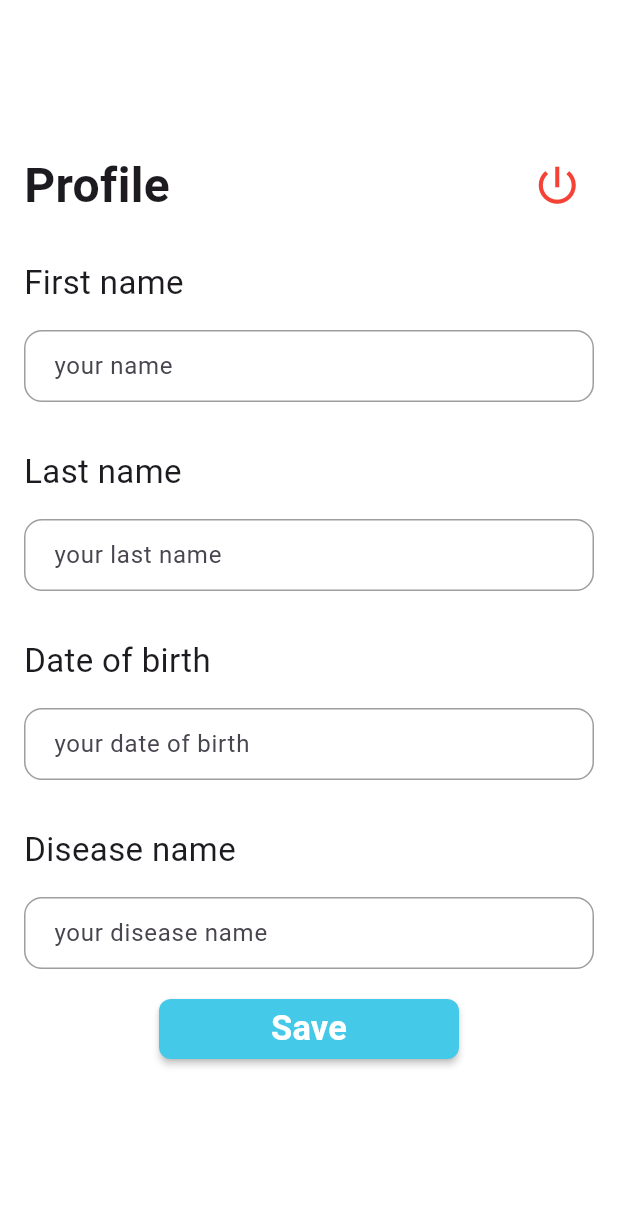
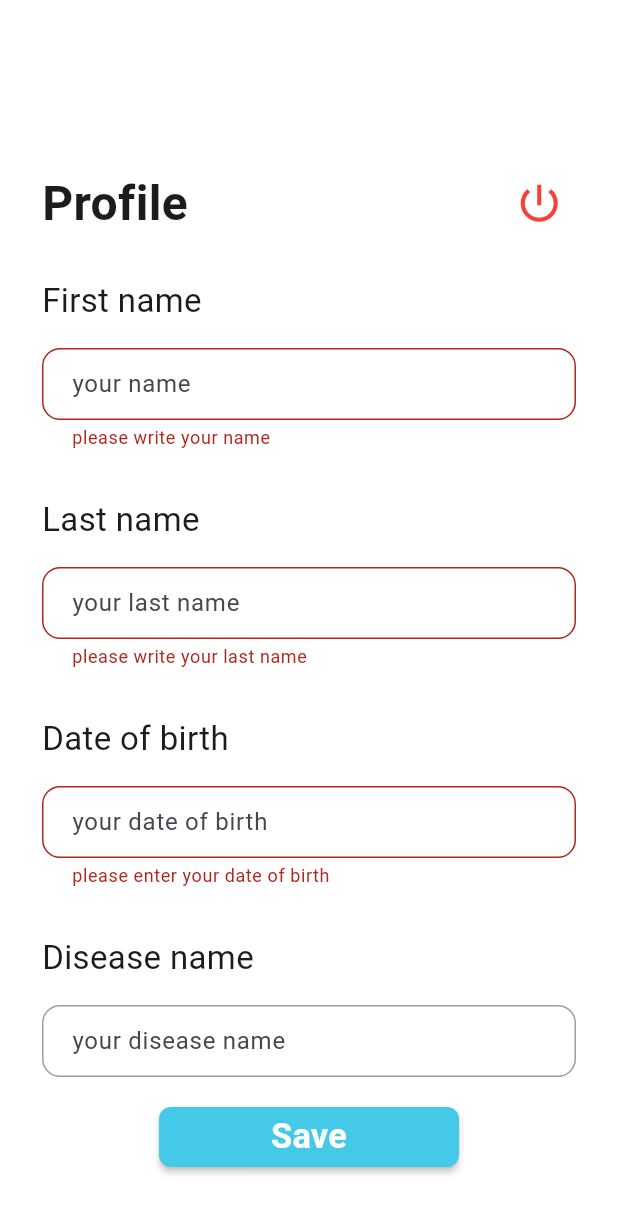
Before and after one commit to Brayteh/dr-time, a Flutter app: the ProfilePage screen opened directly, after a tap on "Save", on a phone screen of 412 x 824 dp. Shown: the top 1214 px of the screen. Run offline on Flutter 3.47's test engine with Material 3 defaults, Android fonts, the phone set to English and light mode, and no system bars; our stand-ins replace image_picker.

Commit message:
profilePage: Input_Validation

```diff
--- a/dr_time/lib/screens/ProfilePage.dart
+++ b/dr_time/lib/screens/ProfilePage.dart
@@ -1,14 +1,49 @@
 import 'package:dr_time/screens/sign_in_screen.dart';
 import 'package:flutter/material.dart';
+import 'package:flutter/services.dart';
 
-class ProfilePage extends StatelessWidget {
+class ProfilePage extends StatefulWidget {
   const ProfilePage({super.key});
+
+  @override
+  State<ProfilePage> createState() => _ProfilePageState();
+}
+
+class _ProfilePageState extends State<ProfilePage> {
+
+  final _formKey = GlobalKey<FormState>();
+  final _fNameCtrl = TextEditingController();
+  final _lNameCtrl = TextEditingController();
+  final _dbirthCtrl = TextEditingController();
+
+    @override
+    void dispose(){
+      _fNameCtrl.dispose();
+      _lNameCtrl.dispose();
+      _dbirthCtrl.dispose();
+      super.dispose();
+    }
+
+  void _submit() {
+    if (_formKey.currentState!.validate()) {
+      ScaffoldMessenger.of(context).showSnackBar(
+        SnackBar(
+          content: Text(
+            "Done!",
+          ),
+        ),
+      );
+    }
+  }
+
 
   @override
   Widget build(BuildContext context) {
     return  Scaffold(
-      body: Column(
-        crossAxisAlignment: CrossAxisAlignment.start,
+      body: Form(
+        key: _formKey,
+        child: ListView(
+          padding: const EdgeInsets.all(12),
           children: [
             SizedBox(height: 99,),
             Row(
@@ -31,8 +66,16 @@ class ProfilePage extends StatelessWidget {
               padding: const EdgeInsets.only(left: 16),
               child: Text("First name",style: TextStyle(fontSize: 22),), // first name
             ),
-          Padding(padding: EdgeInsets.all(16),   //Border
-          child: TextField( keyboardType: TextInputType.name,
+            Padding(padding: EdgeInsets.all(16),
+              //Border
+            child: TextFormField(
+              validator: (value){
+                final v = value?.trim() ?? "";
+                if (v.isEmpty) return "please write your name";
+                if (v.length < 3) return "please write a valid name";
+                return null;
+              },
+               keyboardType: TextInputType.name,
               decoration: InputDecoration(
                 hintText: "your name",
               ),
@@ -43,7 +86,14 @@ class ProfilePage extends StatelessWidget {
             child: Text("Last name",style: TextStyle(fontSize: 22),),  //last name
             ),
                Padding(padding: EdgeInsets.all(16),   //Border
-          child: TextField( keyboardType: TextInputType.name,
+            child: TextFormField(
+              validator: (value){
+                final v = value?.trim() ?? "";
+                if (v.isEmpty) return "please write your last name";
+                if (v.length < 3) return "please write a valid last name";
+                return null;
+              },
+               keyboardType: TextInputType.name,
               decoration: InputDecoration(
                 hintText: "your last name",
               ),
@@ -54,8 +104,15 @@ class ProfilePage extends StatelessWidget {
             child: Text("Date of birth",style: TextStyle(fontSize: 22),),   //date of birth
             ),
             Padding(padding: EdgeInsets.all(16),
-          child: TextField(
-            keyboardType: TextInputType.datetime,
+            child: TextFormField(
+              validator: (value) {
+                final v = value?.trim() ?? "";
+                if (v.isEmpty) return "please enter your date of birth";
+                if (!RegExp(r'^\d{2}\.\d{2}\.\d{4}$').hasMatch(v)) return "the form must be dd.mm.yyyy";
+                return null;
+              },
+              keyboardType: TextInputType.text,
+              inputFormatters: [FilteringTextInputFormatter.allow(RegExp(r'[0-9.]')),],
               decoration: InputDecoration(
                 hintText: "your date of birth",
               ),
@@ -77,7 +134,7 @@ class ProfilePage extends StatelessWidget {
                 width: 200, // العرض المطلوب
                 child: ElevatedButton(
                 style: ElevatedButton.styleFrom(elevation: 2,backgroundColor: const Color.fromARGB(255, 68, 202, 232)),
-              onPressed: () {},
+                onPressed: _submit,
                 child:
                    Text("Save",style:TextStyle(fontSize: 23,fontWeight: FontWeight.bold, color: Colors.white),),
             ),
@@ -85,6 +142,7 @@ class ProfilePage extends StatelessWidget {
           ),
           ],
         ),
+      ),
     );
   }
 }
--- a/dr_time/lib/screens/sign_in_screen.dart
+++ b/dr_time/lib/screens/sign_in_screen.dart
@@ -60,8 +60,9 @@ class _LogInPageState extends State<LogInPage> {
   Widget build(BuildContext context) {
 
     return  Scaffold(
-              body: Column(
-              crossAxisAlignment: CrossAxisAlignment.start,
+              body: Form(
+                child: ListView(
+                padding: const EdgeInsets.all(0),
                 children: [
                   Image.asset("images/med1.jpg"), // sura lfo2
                     SizedBox(height: 10),
@@ -131,6 +132,7 @@ class _LogInPageState extends State<LogInPage> {
                 ),
                           ],
                         ),
+              ),
     );
   }
 }
```
Lines whose indentation alone changed are shown as unchanged.
